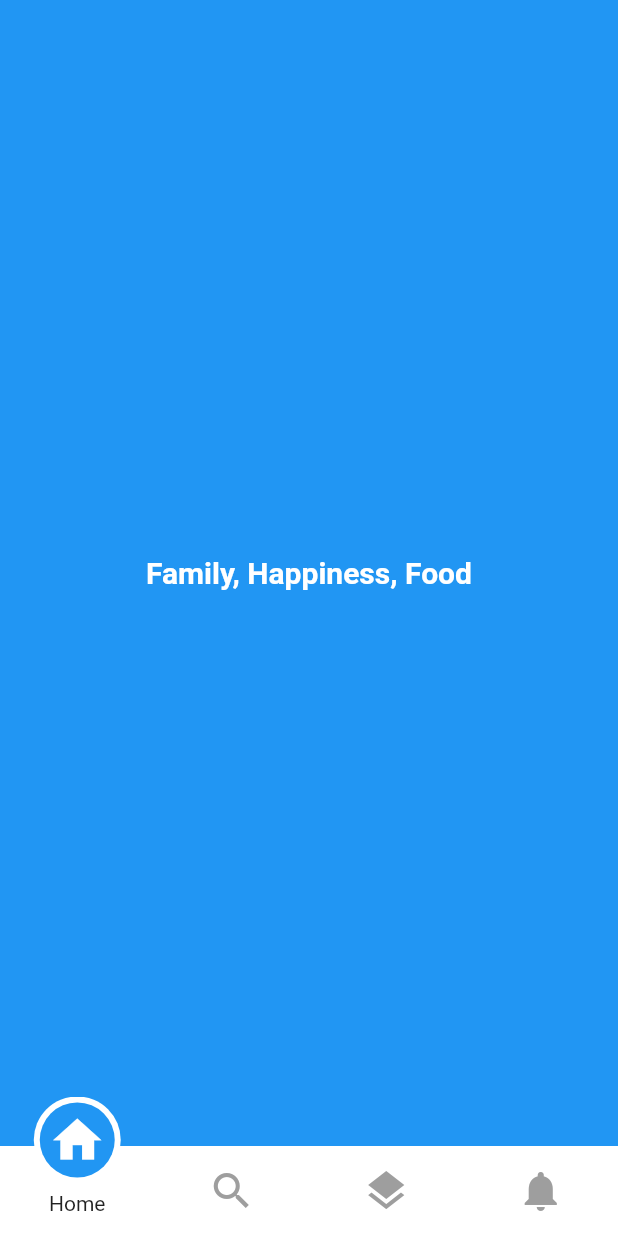
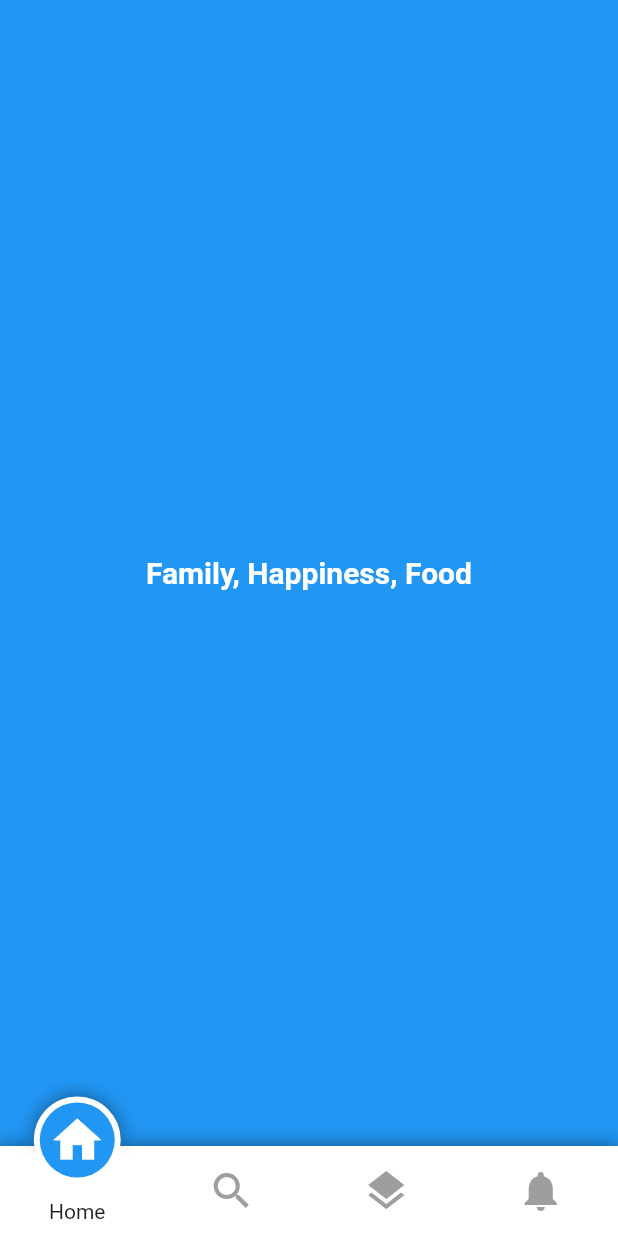
Before and after one commit to benyaminbeyzaie/circular_bottom_navigation, a Flutter app: the screen it shows after launch, on a phone screen of 412 x 824 dp. Run offline on Flutter 3.47's test engine with Material 2 defaults, Android fonts, the phone set to English and light mode, and no system bars.

Commit message:
Add using backgroundBoxShadow  property in example

```diff
--- a/example/lib/main.dart
+++ b/example/lib/main.dart
@@ -34,8 +34,7 @@ class _MyHomePageState extends State<MyHomePage> {
   double bottomNavBarHeight = 60;
 
   List<TabItem> tabItems = List.of([
-    TabItem(Icons.home, "Home", Colors.blue,
-        labelStyle: TextStyle(fontWeight: FontWeight.normal)),
+    TabItem(Icons.home, "Home", Colors.blue, labelStyle: TextStyle(fontWeight: FontWeight.normal)),
     TabItem(Icons.search, "Search", Colors.orange,
         labelStyle: TextStyle(color: Colors.red, fontWeight: FontWeight.bold)),
     TabItem(Icons.layers, "Reports", Colors.red),
@@ -94,8 +93,7 @@ class _MyHomePageState extends State<MyHomePage> {
         child: Center(
           child: Text(
             slogan,
-            style: TextStyle(
-                color: Colors.white, fontWeight: FontWeight.bold, fontSize: 20),
+            style: TextStyle(color: Colors.white, fontWeight: FontWeight.bold, fontSize: 20),
           ),
         ),
       ),
@@ -116,11 +114,13 @@ class _MyHomePageState extends State<MyHomePage> {
       selectedPos: selectedPos,
       barHeight: bottomNavBarHeight,
       barBackgroundColor: Colors.white,
-      backgroundBoxShadow: <BoxShadow>[],
+      backgroundBoxShadow: <BoxShadow>[
+        BoxShadow(color: Colors.black45, blurRadius: 10.0),
+      ],
       animationDuration: Duration(milliseconds: 300),
       selectedCallback: (int? selectedPos) {
         setState(() {
-          this.selectedPos = selectedPos??0;
+          this.selectedPos = selectedPos ?? 0;
           print(_navigationController.value);
         });
       },
```
